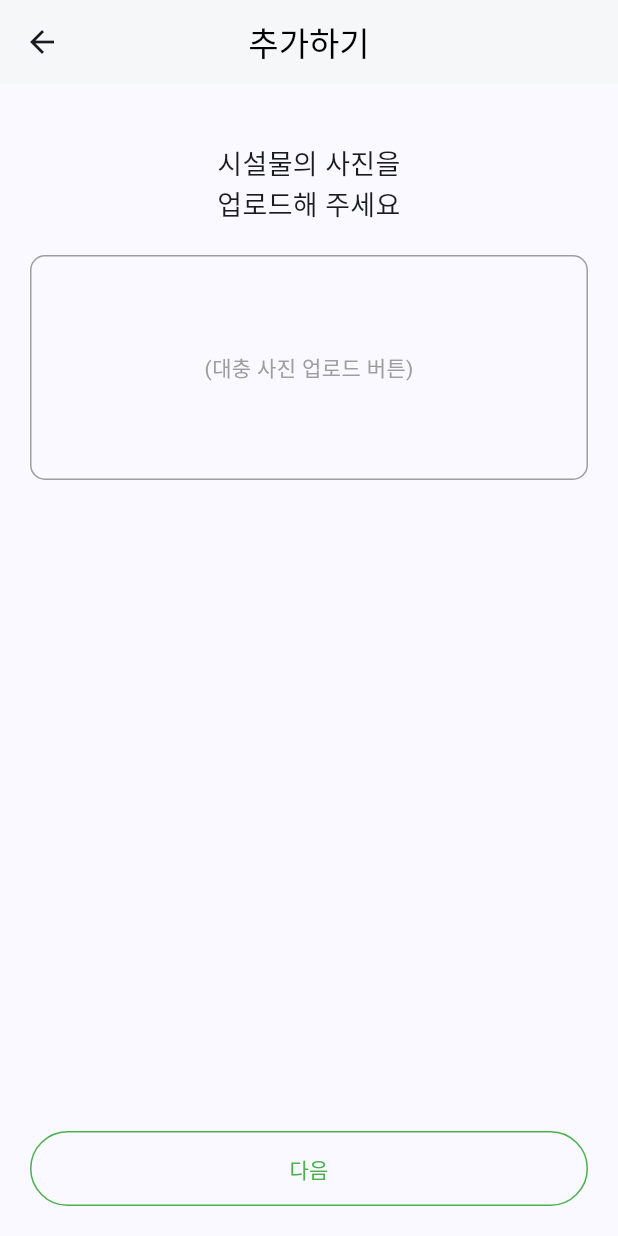
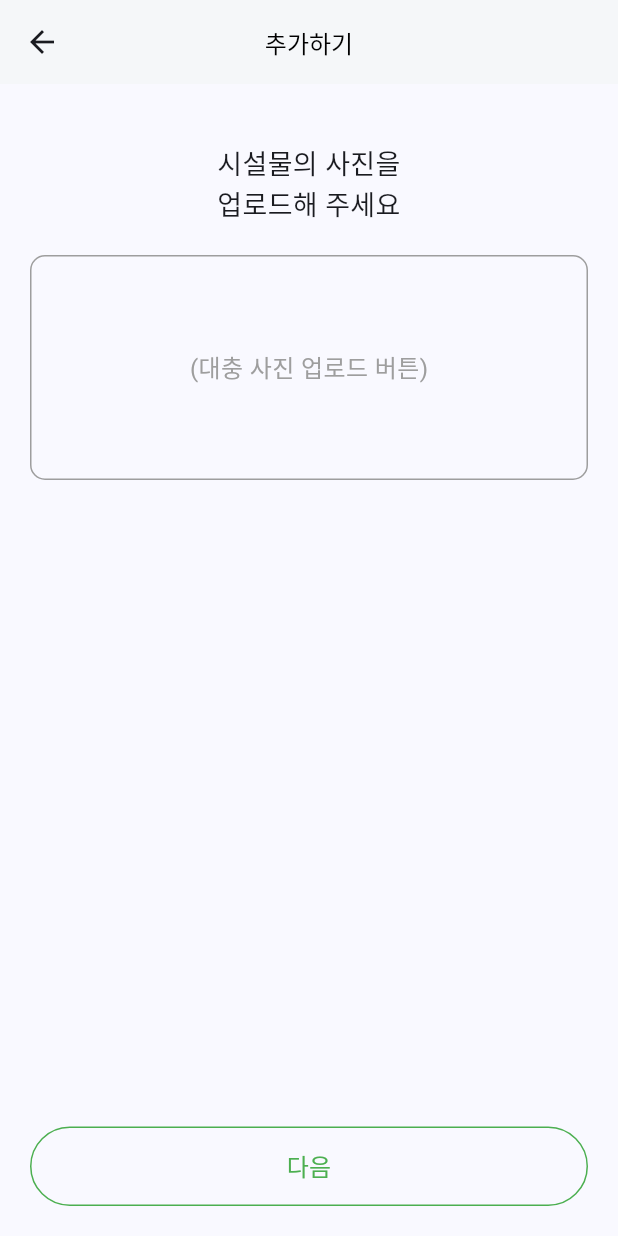
Before and after one commit to kit-kitHub/Facilities_Info-Frontend, a Flutter app: the AddLocationScreen screen opened directly, after a tap on "다음", on a phone screen of 412 x 824 dp. Run offline on Flutter 3.47's test engine with Material 3 defaults, Android fonts, the phone set to English and light mode, and no system bars; our stand-ins replace device_info_plus, flutter_dotenv, flutter_html, geocoding, geolocator, image_picker and 2 more; missing offline and left inert: kakao_map_plugin, mailer; accounts and stored records are empty; network calls fail; Roboto replaces fonts that are missing (KoddiUDOnGothic).

Commit message:
추가하기 글씨

```diff
--- a/lib/src/addmapmaker/AddLocation.dart
+++ b/lib/src/addmapmaker/AddLocation.dart
@@ -1,5 +1,6 @@
 import 'package:flutter/material.dart';
 import 'package:kakao_map_plugin/kakao_map_plugin.dart';
+import '../../SingleTone/font.dart';
 import '../../SingleTone/map_center.dart';
 import 'AddLocationimg.dart';
 
@@ -13,6 +14,7 @@ class _AddLocationScreenState extends State<AddLocationScreen> {
   final mapcentermanager = mapCenterManager();
   LatLng? currentCenter; // 현재 지도 중심 좌표 저장
   Set<Marker> centerMarker = {};// 중심 마커
+  final fontSizeManager = FontSizeManager();
 
   @override
   void initState() {
@@ -35,7 +37,7 @@ class _AddLocationScreenState extends State<AddLocationScreen> {
         centerTitle: true,
         backgroundColor: Colors.white,
         elevation: 0,
-        titleTextStyle: TextStyle(color: Colors.black, fontSize: 18),
+        titleTextStyle: TextStyle(color: Colors.black, fontSize: fontSizeManager.fontSize + 2),
         iconTheme: IconThemeData(color: Colors.black),
       ),
       body: Column(
@@ -45,7 +47,7 @@ class _AddLocationScreenState extends State<AddLocationScreen> {
             left: 20,
             child: Text(
               '지도를 움직여\n추가할 시설의 위치를 설정해 주세요',
-              style: TextStyle(fontSize: 16, color: Colors.black),
+              style: TextStyle(fontSize: fontSizeManager.fontSize, color: Colors.black),
             ),
           ),
           Expanded(
@@ -93,7 +95,7 @@ class _AddLocationScreenState extends State<AddLocationScreen> {
               },
               child: Text(
                 '다음',
-                style: TextStyle(color: Colors.green),
+                style: TextStyle(color: Colors.green, fontSize: fontSizeManager.fontSize),
               ),
               style: OutlinedButton.styleFrom(
                 side: BorderSide(color: Colors.green),
--- a/lib/src/addmapmaker/AddLocationimg.dart
+++ b/lib/src/addmapmaker/AddLocationimg.dart
@@ -1,16 +1,18 @@
 import 'package:flutter/material.dart';
 
 import 'AddLocationfacName.dart';
+import '../../SingleTone/font.dart';
 
 
 class AddFacilityScreen extends StatelessWidget {
+  final fontSizeManager = FontSizeManager();
   @override
   Widget build(BuildContext context) {
     return Scaffold(
       appBar: AppBar(
         title: Text(
           '추가하기',
-          style: TextStyle(color: Colors.black),
+          style: TextStyle(color: Colors.black, fontSize: fontSizeManager.fontSize),
         ),
         centerTitle: true,
         backgroundColor: Colors.white,
@@ -24,7 +26,7 @@ class AddFacilityScreen extends StatelessWidget {
             SizedBox(height: 40),
             Text(
               '시설물의 사진을\n업로드해 주세요',
-              style: TextStyle(fontSize: 18),
+              style: TextStyle(fontSize: fontSizeManager.fontSize + 2),
               textAlign: TextAlign.center,
             ),
             SizedBox(height: 20),
@@ -41,7 +43,7 @@ class AddFacilityScreen extends StatelessWidget {
                 alignment: Alignment.center,
                 child: Text(
                   '(대충 사진 업로드 버튼)',
-                  style: TextStyle(color: Colors.grey),
+                  style: TextStyle(color: Colors.grey, fontSize: fontSizeManager.fontSize),
                 ),
               ),
             ),
@@ -57,7 +59,7 @@ class AddFacilityScreen extends StatelessWidget {
               },
               child: Text(
                 '다음',
-                style: TextStyle(color: Colors.green),
+                style: TextStyle(color: Colors.green, fontSize: fontSizeManager.fontSize),
               ),
               style: OutlinedButton.styleFrom(
                 side: BorderSide(color: Colors.green),
```
Also changed, not shown: lib/src/addmapmaker/AddDetailedLocationScreen.dart (+11 -9 lines), lib/src/addmapmaker/AddFacilityDescriptionScreen.dart (+10 -7 lines), lib/src/addmapmaker/AddLocationFacType.dart (+10 -8 lines), lib/src/addmapmaker/AddLocationfacName.dart (+11 -9 lines), lib/src/addmapmaker/AddLocationstar.dart (+7 -5 lines).
